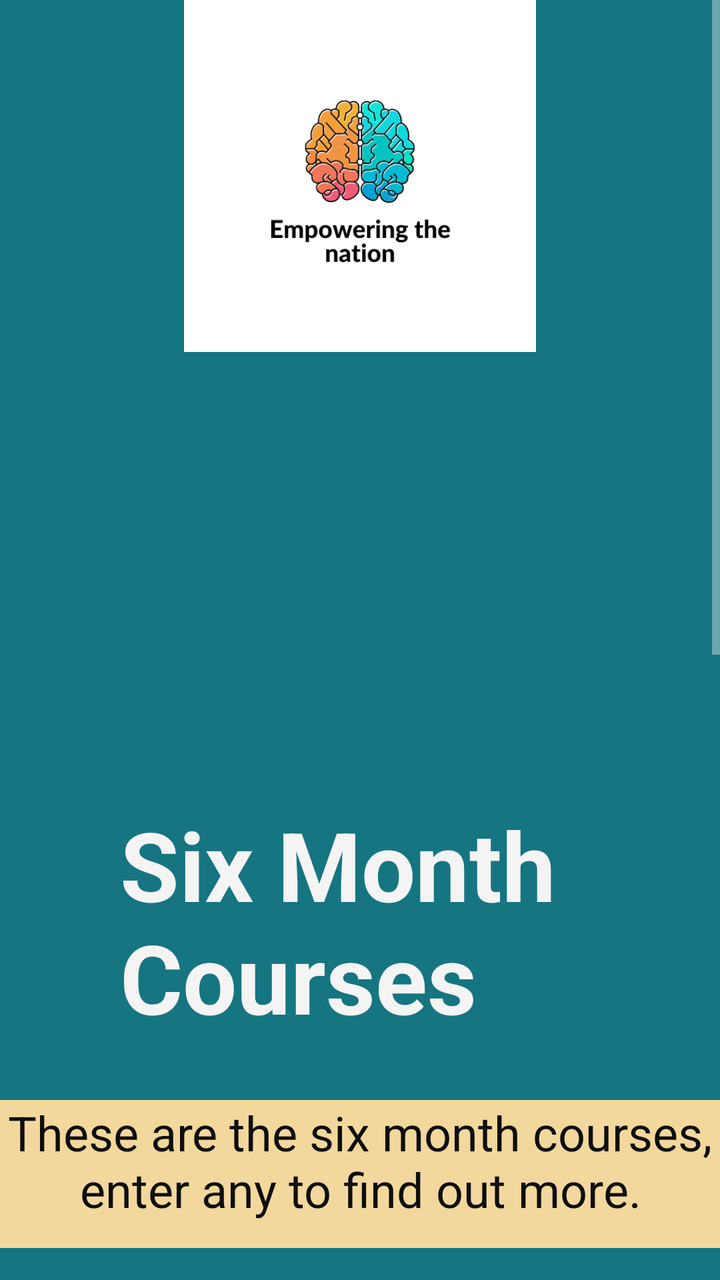
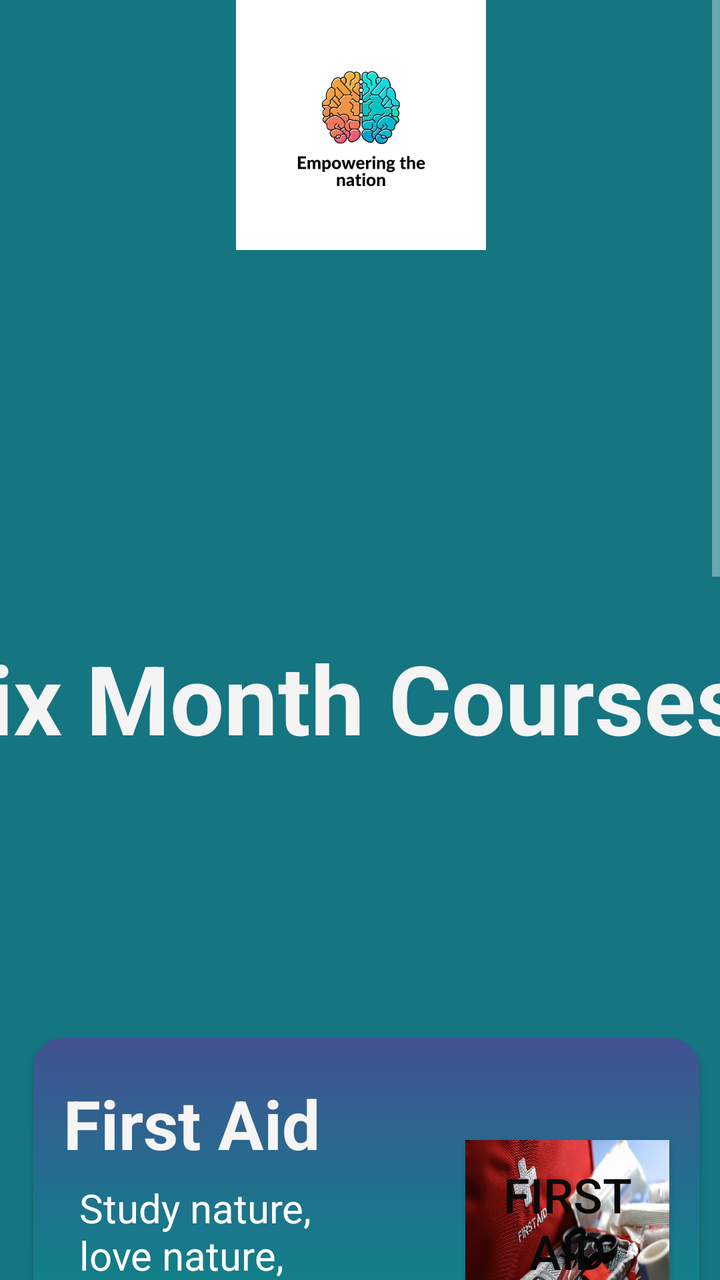

The first picture is an Android layout as it rendered before a commit; the second is the same layout after the commit. The layout source and the unified diff follow.
<!-- AndroidManifest.xml: application theme Theme.AppCompat -->
<!-- res/layout/fragment_six_month_courses.xml -->
<?xml version="1.0" encoding="utf-8"?>
<ScrollView xmlns:android="http://schemas.android.com/apk/res/android"
    xmlns:app="http://schemas.android.com/apk/res-auto"
    xmlns:tools="http://schemas.android.com/tools"
    android:id="@+id/ScrollViewMonths"
    android:layout_width="match_parent"
    android:layout_height="match_parent">

    <FrameLayout
        android:layout_width="match_parent"
        android:layout_height="match_parent"
        android:background="#157581"
        tools:context=".SixMonthCoursesFragment">


        <Button
            android:id="@+id/button"
            android:layout_width="303dp"
            android:layout_height="101dp"
            android:layout_marginLeft="70dp"
            android:layout_marginTop="1150dp"
            android:background="@drawable/img_7273"
            android:text="Life Skills"
            android:textColor="#090909"
            android:textSize="24sp" />

        <Button
            android:id="@+id/button7"
            android:layout_width="303dp"
            android:layout_height="101dp"
            android:layout_marginLeft="70dp"
            android:layout_marginTop="1000dp"
            android:background="@drawable/img_7274"
            android:text="Landscaping"
            android:textColor="#090909"
            android:textSize="24sp" />

        <Button
            android:id="@+id/button8"
            android:layout_width="306dp"
            android:layout_height="101dp"
            android:layout_marginLeft="70dp"
            android:layout_marginTop="700dp"
            android:background="@drawable/img_7279"
            android:text="First Aid"
            android:textColor="#090909"
            android:textSize="24sp" />

        <TextView
            android:id="@+id/textView"
            android:layout_width="335dp"
            android:layout_height="139dp"
            android:layout_marginLeft="60dp"
            android:layout_marginTop="400dp"
            android:background="#157581"
            android:text="Six Month Courses"
            android:textColor="#F4F4F4"
            android:textSize="48sp"
            android:textStyle="bold" />

        <Button
            android:id="@+id/button9"
            android:layout_width="303dp"
            android:layout_height="101dp"
            android:layout_marginLeft="70dp"
            android:layout_marginTop="850dp"
            android:background="@drawable/img_7272"
            android:text="Sewing"
            android:textColor="#090909"
            android:textSize="24sp" />


        <ImageView
            android:id="@+id/imageView"
            android:layout_width="match_parent"
            android:layout_height="176dp"
            app:srcCompat="@drawable/thumbnail_img_7280" />

        <TextView
            android:id="@+id/textView2"
            android:layout_width="match_parent"
            android:layout_height="74dp"
            android:layout_marginTop="550dp"
            android:background="#f3d89d"
            android:text="These are the six month courses, enter any to find out more."
            android:textAlignment="center"
            android:textColor="#0E0E0E"
            android:textSize="24sp" />


    </FrameLayout>
</ScrollView>
<!-- resources referenced by this layout -->
<resources>
  <!-- drawable img_7272: jpeg bitmap (drawable, 145504 bytes) -->
  <!-- drawable img_7273: jpeg bitmap (drawable, 78334 bytes) -->
  <!-- drawable img_7274: jpeg bitmap (drawable, 847390 bytes) -->
  <!-- drawable img_7279: jpeg bitmap (drawable, 172258 bytes) -->
  <!-- drawable thumbnail_img_7280: jpg bitmap (drawable, 73812 bytes) -->
</resources>

<!-- the commit's change to res/layout/fragment_six_month_courses.xml (unified diff, before → after) -->
@@ -9,84 +9,343 @@
     <FrameLayout
         android:layout_width="match_parent"
         android:layout_height="match_parent"
-        android:background="#157581"
-        tools:context=".SixMonthCoursesFragment">
-
-
-        <Button
-            android:id="@+id/button"
-            android:layout_width="303dp"
-            android:layout_height="101dp"
-            android:layout_marginLeft="70dp"
-            android:layout_marginTop="1150dp"
-            android:background="@drawable/img_7273"
-            android:text="Life Skills"
-            android:textColor="#090909"
-            android:textSize="24sp" />
-
-        <Button
-            android:id="@+id/button7"
-            android:layout_width="303dp"
-            android:layout_height="101dp"
-            android:layout_marginLeft="70dp"
-            android:layout_marginTop="1000dp"
-            android:background="@drawable/img_7274"
-            android:text="Landscaping"
-            android:textColor="#090909"
-            android:textSize="24sp" />
-
-        <Button
-            android:id="@+id/button8"
-            android:layout_width="306dp"
-            android:layout_height="101dp"
-            android:layout_marginLeft="70dp"
-            android:layout_marginTop="700dp"
-            android:background="@drawable/img_7279"
-            android:text="First Aid"
-            android:textColor="#090909"
-            android:textSize="24sp" />
-
-        <TextView
-            android:id="@+id/textView"
-            android:layout_width="335dp"
-            android:layout_height="139dp"
-            android:layout_marginLeft="60dp"
-            android:layout_marginTop="400dp"
+        android:background="#157581">
+
+        <androidx.constraintlayout.widget.ConstraintLayout
+            android:layout_width="match_parent"
+            android:layout_height="1420dp"
             android:background="#157581"
-            android:text="Six Month Courses"
-            android:textColor="#F4F4F4"
-            android:textSize="48sp"
-            android:textStyle="bold" />
-
-        <Button
-            android:id="@+id/button9"
-            android:layout_width="303dp"
-            android:layout_height="101dp"
-            android:layout_marginLeft="70dp"
-            android:layout_marginTop="850dp"
-            android:background="@drawable/img_7272"
-            android:text="Sewing"
-            android:textColor="#090909"
-            android:textSize="24sp" />
-
-
-        <ImageView
-            android:id="@+id/imageView"
-            android:layout_width="match_parent"
-            android:layout_height="176dp"
-            app:srcCompat="@drawable/thumbnail_img_7280" />
-
-        <TextView
-            android:id="@+id/textView2"
-            android:layout_width="match_parent"
-            android:layout_height="74dp"
-            android:layout_marginTop="550dp"
-            android:background="#f3d89d"
-            android:text="These are the six month courses, enter any to find out more."
-            android:textAlignment="center"
-            android:textColor="#0E0E0E"
-            android:textSize="24sp" />
-
-
+            tools:context=".SixMonthCoursesFragment">
+
+
+            <TextView
+                android:id="@+id/textView"
+                android:layout_width="413dp"
+                android:layout_height="122dp"
+                android:background="#157581"
+                android:text="Six Month Courses"
+                android:textColor="#F4F4F4"
+                android:textSize="48sp"
+                android:textStyle="bold"
+                app:layout_constraintBottom_toBottomOf="parent"
+                app:layout_constraintEnd_toEndOf="parent"
+                app:layout_constraintHorizontal_bias="0.683"
+                app:layout_constraintStart_toStartOf="parent"
+                app:layout_constraintTop_toTopOf="parent"
+                app:layout_constraintVertical_bias="0.244" />
+
+            <ImageView
+                android:id="@+id/imageView"
+                android:layout_width="427dp"
+                android:layout_height="125dp"
+                app:layout_constraintEnd_toEndOf="parent"
+                app:layout_constraintStart_toStartOf="parent"
+                app:layout_constraintTop_toTopOf="parent"
+                app:srcCompat="@drawable/thumbnail_img_7280" />
+
+
+            <androidx.cardview.widget.CardView
+                android:id="@+id/cardView"
+                android:layout_width="333dp"
+                android:layout_height="157dp"
+                app:cardCornerRadius="15dp"
+                app:cardPreventCornerOverlap="true"
+                app:layout_constraintBottom_toBottomOf="parent"
+                app:layout_constraintEnd_toEndOf="parent"
+                app:layout_constraintHorizontal_bias="0.636"
+                app:layout_constraintStart_toStartOf="parent"
+                app:layout_constraintTop_toTopOf="parent"
+                app:layout_constraintVertical_bias="0.792">
+
+
+                <RelativeLayout
+                    android:id="@+id/relativeLayout"
+                    android:layout_width="match_parent"
+                    android:layout_height="match_parent"
+                    android:background="@drawable/grasient_drawable"
+                    android:minHeight="100dp"
+                    android:padding="10dp"
+                    app:layout_constraintEnd_toEndOf="@+id/cardView"
+                    app:layout_constraintStart_toStartOf="@+id/cardView"
+                    app:layout_constraintTop_toTopOf="@+id/cardView">
+
+                    <TextView
+                        android:id="@+id/textViewSub1Title"
+                        android:layout_width="270dp"
+                        android:layout_height="70dp"
+                        android:layout_alignParentStart="true"
+                        android:layout_alignParentEnd="true"
+                        android:layout_marginStart="5dp"
+                        android:layout_marginEnd="107dp"
+                        android:text="Life Skills"
+                        android:textColor="#F6F4F4"
+                        android:textSize="34sp"
+                        android:textStyle="bold" />
+
+                    <TextView
+                        android:layout_width="168dp"
+                        android:layout_height="83dp"
+                        android:layout_below="@id/textViewSub1Title"
+                        android:layout_alignParentStart="true"
+                        android:layout_alignParentEnd="true"
+                        android:layout_alignParentBottom="true"
+                        android:layout_marginStart="4dp"
+                        android:layout_marginTop="-7dp"
+                        android:layout_marginEnd="151dp"
+                        android:layout_marginBottom="0dp"
+                        android:text="Study nature, love nature,\nclose to nature"
+                        android:textColor="#FFFFFF"
+                        android:textSize="20sp" />
+
+                    <Button
+                        android:id="@+id/button"
+                        android:layout_width="112dp"
+                        android:layout_height="104dp"
+                        android:layout_alignParentStart="true"
+                        android:layout_alignParentTop="true"
+                        android:layout_alignParentEnd="true"
+                        android:layout_alignParentBottom="true"
+                        android:layout_marginStart="210dp"
+                        android:layout_marginTop="28dp"
+                        android:layout_marginEnd="1dp"
+                        android:layout_marginBottom="15dp"
+                        android:background="@drawable/img_7273"
+                        android:text="Life Skills"
+                        android:textColor="#090909"
+                        android:textSize="24sp" />
+
+                </RelativeLayout>
+
+
+            </androidx.cardview.widget.CardView>
+
+            <androidx.cardview.widget.CardView
+                android:id="@+id/cardView2"
+                android:layout_width="333dp"
+                android:layout_height="157dp"
+                app:cardCornerRadius="15dp"
+                app:cardPreventCornerOverlap="true"
+                app:layout_constraintBottom_toBottomOf="parent"
+                app:layout_constraintEnd_toEndOf="parent"
+                app:layout_constraintHorizontal_bias="0.627"
+                app:layout_constraintStart_toStartOf="parent"
+                app:layout_constraintTop_toTopOf="parent"
+                app:layout_constraintVertical_bias="0.607">
+
+                <RelativeLayout
+                    android:id="@+id/relativeLayout2"
+                    android:layout_width="match_parent"
+                    android:layout_height="match_parent"
+                    android:background="@drawable/grasient_drawable"
+                    android:minHeight="100dp"
+                    android:padding="10dp"
+                    app:layout_constraintEnd_toEndOf="@+id/cardView2"
+                    app:layout_constraintStart_toStartOf="@+id/cardView2"
+                    app:layout_constraintTop_toTopOf="@+id/cardView">
+
+                    <TextView
+                        android:id="@+id/textViewSub1Title2"
+                        android:layout_width="246dp"
+                        android:layout_height="64dp"
+                        android:layout_alignParentStart="true"
+                        android:layout_alignParentEnd="true"
+                        android:layout_marginStart="5dp"
+                        android:layout_marginEnd="145dp"
+                        android:text="Sewing"
+                        android:textColor="#F6F4F4"
+                        android:textSize="34sp"
+                        android:textStyle="bold" />
+
+                    <TextView
+                        android:layout_width="150dp"
+                        android:layout_height="99dp"
+                        android:layout_below="@id/textViewSub1Title2"
+                        android:layout_alignParentStart="true"
+                        android:layout_alignParentEnd="true"
+                        android:layout_alignParentBottom="true"
+                        android:layout_marginStart="8dp"
+                        android:layout_marginTop="0dp"
+                        android:layout_marginEnd="160dp"
+                        android:layout_marginBottom="0dp"
+                        android:text="Study nature, love nature,\nclose to nature"
+                        android:textColor="#FFFFFF"
+                        android:textSize="20sp" />
+
+                    <Button
+                        android:id="@+id/button9"
+                        android:layout_width="106dp"
+                        android:layout_height="104dp"
+                        android:layout_alignParentTop="true"
+                        android:layout_alignParentEnd="true"
+                        android:layout_alignParentBottom="true"
+                        android:layout_marginTop="33dp"
+                        android:layout_marginEnd="10dp"
+                        android:layout_marginBottom="10dp"
+                        android:background="@drawable/img_7272"
+                        android:text="Sewing"
+                        android:textColor="#090909"
+                        android:textSize="24sp" />
+
+
+                </RelativeLayout>
+
+
+            </androidx.cardview.widget.CardView>
+
+            <androidx.cardview.widget.CardView
+                android:id="@+id/cardView3"
+                android:layout_width="333dp"
+                android:layout_height="157dp"
+                app:cardCornerRadius="15dp"
+                app:cardPreventCornerOverlap="true"
+                app:layout_constraintBottom_toBottomOf="parent"
+                app:layout_constraintEnd_toEndOf="parent"
+                app:layout_constraintHorizontal_bias="0.62"
+                app:layout_constraintStart_toStartOf="parent"
+                app:layout_constraintTop_toTopOf="parent"
+                app:layout_constraintVertical_bias="0.411">
+
+                <RelativeLayout
+                    android:id="@+id/relativeLayout3"
+                    android:layout_width="match_parent"
+                    android:layout_height="match_parent"
+                    android:background="@drawable/grasient_drawable"
+                    android:minHeight="100dp"
+                    android:padding="10dp"
+                    app:layout_constraintEnd_toEndOf="@+id/cardView3"
+                    app:layout_constraintStart_toStartOf="@+id/cardView3"
+                    app:layout_constraintTop_toTopOf="@+id/cardView3">
+
+                    <TextView
+                        android:id="@+id/textViewSub1Title3"
+                        android:layout_width="249dp"
+                        android:layout_height="68dp"
+                        android:layout_alignParentStart="true"
+                        android:layout_alignParentTop="true"
+                        android:layout_alignParentEnd="true"
+                        android:layout_marginStart="5dp"
+                        android:layout_marginTop="10dp"
+                        android:layout_marginEnd="138dp"
+                        android:text="First Aid"
+                        android:textColor="#F6F4F4"
+                        android:textSize="34sp"
+                        android:textStyle="bold" />
+
+                    <TextView
+                        android:layout_width="156dp"
+                        android:layout_height="86dp"
+                        android:layout_below="@id/textViewSub1Title3"
+                        android:layout_alignParentStart="true"
+                        android:layout_alignParentEnd="true"
+                        android:layout_alignParentBottom="true"
+                        android:layout_marginStart="13dp"
+                        android:layout_marginTop="-17dp"
+                        android:layout_marginEnd="154dp"
+                        android:layout_marginBottom="0dp"
+                        android:text="Study nature, love nature,\nclose to nature"
+                        android:textColor="#FFFFFF"
+                        android:textSize="20sp" />
+
+                    <Button
+                        android:id="@+id/button8"
+                        android:layout_width="112dp"
+                        android:layout_height="93dp"
+                        android:layout_alignParentStart="true"
+                        android:layout_alignParentTop="true"
+                        android:layout_alignParentEnd="true"
+                        android:layout_alignParentBottom="true"
+                        android:layout_marginStart="206dp"
+                        android:layout_marginTop="41dp"
+                        android:layout_marginEnd="5dp"
+                        android:layout_marginBottom="13dp"
+                        android:background="@drawable/img_7279"
+                        android:text="First Aid"
+                        android:textColor="#090909"
+                        android:textSize="24sp" />
+
+
+                </RelativeLayout>
+
+
+            </androidx.cardview.widget.CardView>
+
+
+            <androidx.cardview.widget.CardView
+                android:id="@+id/cardView4"
+                android:layout_width="333dp"
+                android:layout_height="157dp"
+                app:cardCornerRadius="15dp"
+                app:cardPreventCornerOverlap="true"
+                app:layout_constraintBottom_toBottomOf="parent"
+                app:layout_constraintEnd_toEndOf="parent"
+                app:layout_constraintHorizontal_bias="0.655"
+                app:layout_constraintStart_toStartOf="parent"
+                app:layout_constraintTop_toTopOf="parent"
+                app:layout_constraintVertical_bias="0.97">
+
+                <RelativeLayout
+                    android:id="@+id/relativeLayout4"
+                    android:layout_width="match_parent"
+                    android:layout_height="match_parent"
+                    android:background="@drawable/grasient_drawable"
+                    android:minHeight="100dp"
+                    android:padding="10dp"
+                    app:layout_constraintEnd_toEndOf="@+id/cardView4"
+                    app:layout_constraintStart_toStartOf="@+id/cardView4"
+                    app:layout_constraintTop_toTopOf="@+id/cardView">
+
+                    <TextView
+                        android:id="@+id/textViewSub1Title4"
+                        android:layout_width="229dp"
+                        android:layout_height="60dp"
+                        android:layout_alignParentStart="true"
+                        android:layout_alignParentEnd="true"
+                        android:layout_marginStart="5dp"
+                        android:layout_marginEnd="89dp"
+                        android:text="Landscaping"
+                        android:textColor="#F6F4F4"
+                        android:textSize="34sp"
+                        android:textStyle="bold" />
+
+                    <TextView
+                        android:layout_width="211dp"
+                        android:layout_height="91dp"
+                        android:layout_below="@id/textViewSub1Title4"
+                        android:layout_alignParentStart="true"
+                        android:layout_alignParentEnd="true"
+                        android:layout_alignParentBottom="true"
+                        android:layout_marginStart="4dp"
+                        android:layout_marginTop="-6dp"
+                        android:layout_marginEnd="108dp"
+                        android:layout_marginBottom="0dp"
+                        android:text="Study nature, love nature,\nclose to nature"
+                        android:textColor="#FFFFFF"
+                        android:textSize="20sp" />
+
+                    <Button
+                        android:id="@+id/button7"
+                        android:layout_width="104dp"
+                        android:layout_height="79dp"
+                        android:layout_alignParentStart="true"
+                        android:layout_alignParentTop="true"
+                        android:layout_alignParentEnd="true"
+                        android:layout_alignParentBottom="true"
+                        android:layout_marginStart="219dp"
+                        android:layout_marginTop="44dp"
+                        android:layout_marginEnd="0dp"
+                        android:layout_marginBottom="24dp"
+                        android:background="@drawable/img_7274"
+                        android:text="Landscaping"
+                        android:textColor="#090909"
+                        android:textSize="24sp" />
+
+
+                </RelativeLayout>
+
+
+            </androidx.cardview.widget.CardView>
+
+
+        </androidx.constraintlayout.widget.ConstraintLayout>
     </FrameLayout>
 </ScrollView>
<!-- resource entries referenced after the edit -->
@@ -1,5 +1,18 @@
 <!-- resources referenced by this layout -->
 <resources>
+  <!-- drawable grasient_drawable (drawable) -->
+  <?xml version="1.0" encoding="utf-8"?>
+      <shape
+          android:shape = "rectangle"
+          xmlns:android = "http://schemas.android.com/apk/res/android" >
+  
+          <gradient
+              android:startColor = "#068b86"
+              android:centerColor = "#1f728d"
+              android:endColor = "#435193"
+              android:angle = "90"
+              android:type = "linear" />
+      </shape>
   <!-- drawable img_7272: jpeg bitmap (drawable, 145504 bytes) -->
   <!-- drawable img_7273: jpeg bitmap (drawable, 78334 bytes) -->
   <!-- drawable img_7274: jpeg bitmap (drawable, 847390 bytes) -->
